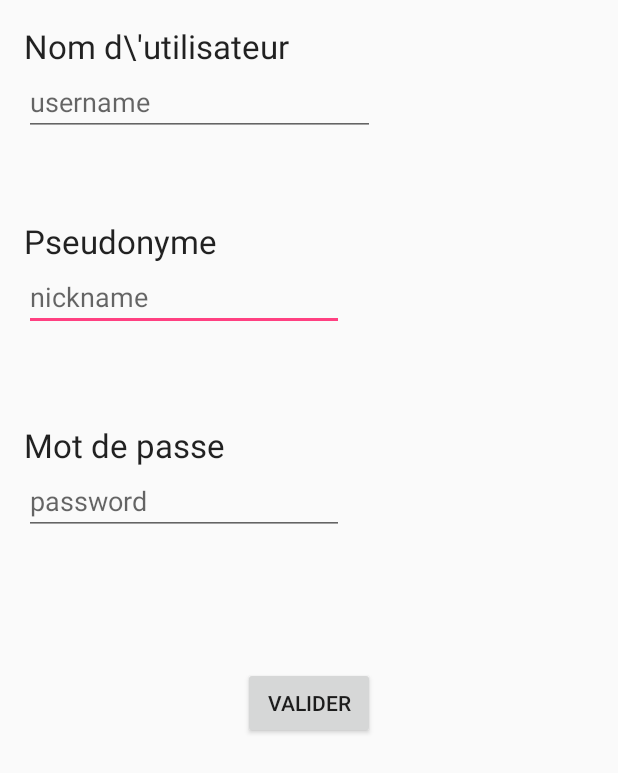
After one commit to Ektoplasma/WakeMeUp, an Android app: the layout activity_register.xml on its own in the app's theme, with its tools: preview values and no code run, on a phone screen of 412 x 824 dp. The commit adds this screen. Shown: the top 773 px of the screen. Run offline under Robolectric (Android 15) with nearby library versions, the phone set to English and light mode, and no system bars; network calls fail.

Commit message:
fin interface premier jet création compte/connexion

```diff
--- /dev/null
+++ b/app/src/main/res/layout/activity_register.xml
@@ -0,0 +1,86 @@
+<?xml version="1.0" encoding="utf-8"?>
+<RelativeLayout xmlns:android="http://schemas.android.com/apk/res/android"
+    android:layout_width="match_parent" android:layout_height="match_parent"
+    android:paddingBottom="@dimen/activity_vertical_margin"
+    android:paddingLeft="@dimen/activity_horizontal_margin"
+    android:paddingRight="@dimen/activity_horizontal_margin"
+    android:paddingTop="@dimen/activity_vertical_margin">
+
+    <EditText
+        android:layout_width="wrap_content"
+        android:layout_height="wrap_content"
+        android:inputType="textPersonName"
+        android:ems="10"
+        android:id="@+id/pseudonyme"
+        android:hint="@string/hint_pseudo"
+        android:layout_below="@+id/viewPseudo"
+        android:layout_alignParentLeft="true"
+        android:layout_alignParentStart="true" />
+
+    <TextView
+        android:layout_width="wrap_content"
+        android:layout_height="wrap_content"
+        android:textAppearance="?android:attr/textAppearanceLarge"
+        android:text="@string/username"
+        android:id="@+id/viewUsername"
+        android:layout_marginTop="0dp"
+        android:layout_alignParentTop="true"
+        android:layout_alignParentLeft="true"
+        android:layout_alignParentStart="true" />
+
+    <EditText
+        android:layout_width="wrap_content"
+        android:layout_height="wrap_content"
+        android:id="@+id/motdepasseReg"
+        android:hint="@string/hint_password"
+        android:inputType="textPassword"
+        android:layout_below="@+id/viewPw"
+        android:layout_alignParentLeft="true"
+        android:layout_alignParentStart="true"
+        android:layout_alignRight="@+id/pseudonyme"
+        android:layout_alignEnd="@+id/pseudonyme"
+         />
+
+    <Button
+        android:layout_width="wrap_content"
+        android:layout_height="wrap_content"
+        android:text="@string/valider"
+        android:id="@+id/validerregister"
+        android:layout_below="@+id/motdepasseReg"
+        android:layout_centerHorizontal="true"
+        android:layout_marginTop="88dp" />
+
+    <TextView
+        android:layout_width="wrap_content"
+        android:layout_height="wrap_content"
+        android:textAppearance="?android:attr/textAppearanceLarge"
+        android:text="@string/nom_pseudo"
+        android:id="@+id/viewPseudo"
+        android:layout_marginTop="130dp"
+        android:layout_alignParentTop="true"
+        android:layout_alignParentLeft="true"
+        android:layout_alignParentStart="true" />
+
+    <TextView
+        android:layout_width="wrap_content"
+        android:layout_height="wrap_content"
+        android:textAppearance="?android:attr/textAppearanceLarge"
+        android:text="@string/nom_password"
+        android:id="@+id/viewPw"
+        android:layout_marginTop="61dp"
+        android:layout_below="@+id/pseudonyme"
+        android:layout_alignParentLeft="true"
+        android:layout_alignParentStart="true" />
+
+    <EditText
+        android:layout_width="wrap_content"
+        android:layout_height="wrap_content"
+        android:id="@+id/usernameReg"
+        android:layout_below="@+id/viewUsername"
+        android:layout_alignRight="@+id/validerregister"
+        android:layout_alignEnd="@+id/validerregister"
+        android:inputType="text"
+        android:hint="@string/hint_username"
+        android:layout_alignParentLeft="true"
+        android:layout_alignParentStart="true" />
+</RelativeLayout>
--- a/app/src/main/res/layout/activity_sign.xml
+++ b/app/src/main/res/layout/activity_sign.xml
@@ -1,7 +1,11 @@
 <?xml version="1.0" encoding="utf-8"?>
 <RelativeLayout xmlns:android="http://schemas.android.com/apk/res/android"
     android:orientation="vertical" android:layout_width="match_parent"
-    android:layout_height="match_parent">
+    android:layout_height="match_parent"
+    android:paddingBottom="@dimen/activity_vertical_margin"
+    android:paddingLeft="@dimen/activity_horizontal_margin"
+    android:paddingRight="@dimen/activity_horizontal_margin"
+    android:paddingTop="@dimen/activity_vertical_margin">
 
 
     <Button
--- a/app/src/main/res/values/strings.xml
+++ b/app/src/main/res/values/strings.xml
@@ -24,5 +24,12 @@
     <string name="pref_user_profile">Profile Utilisateur</string>
     <string name="pref_update_setting">Paramètres reveil</string>
     <string name="pref_about">A propos</string>
+    <string name="username">Nom d\\\'utilisateur</string>
+    <string name="hint_password">password</string>
+    <string name="valider">Valider</string>
+    <string name="nom_password">Mot de passe</string>
+    <string name="hint_username">username</string>
+    <string name="hint_pseudo">nickname</string>
+    <string name="nom_pseudo">Pseudonyme</string>
 
 </resources>
```
Also changed, not shown: app/src/main/java/com/wakemeup/ektoplasma/valou/wakemeup/LoginActivity.java (+31 -4 lines), app/src/main/java/com/wakemeup/ektoplasma/valou/wakemeup/RegisterActivity.java (+38 -4 lines), app/src/main/res/layout/activity_login.xml (added, +65 -0 lines).
